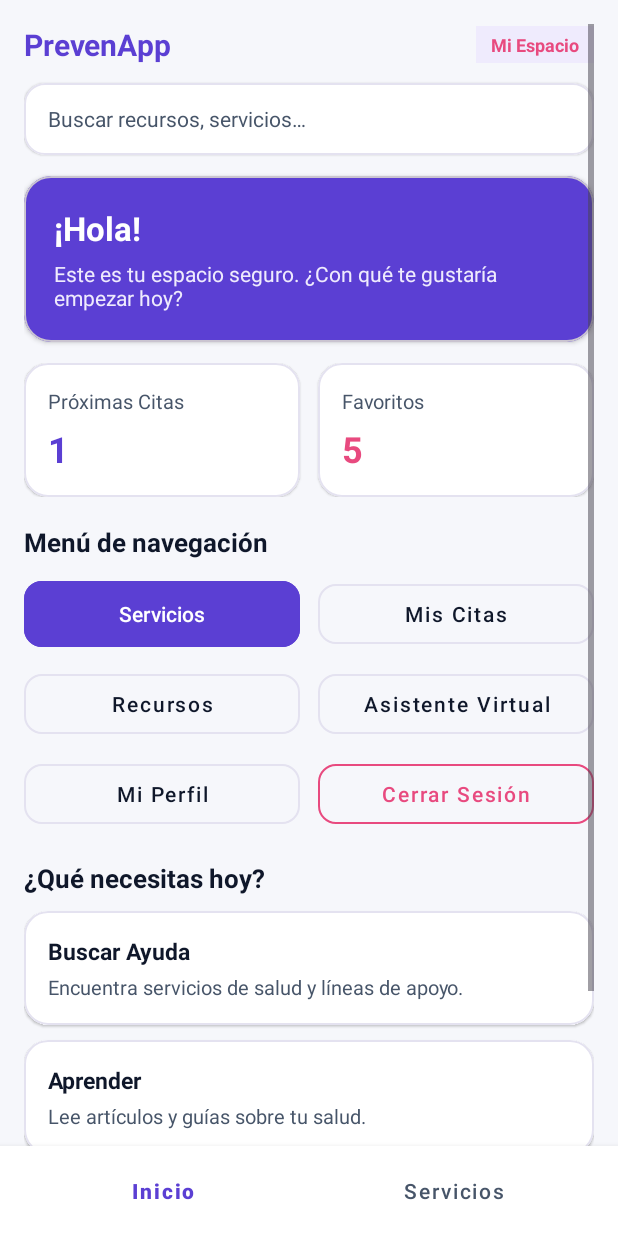
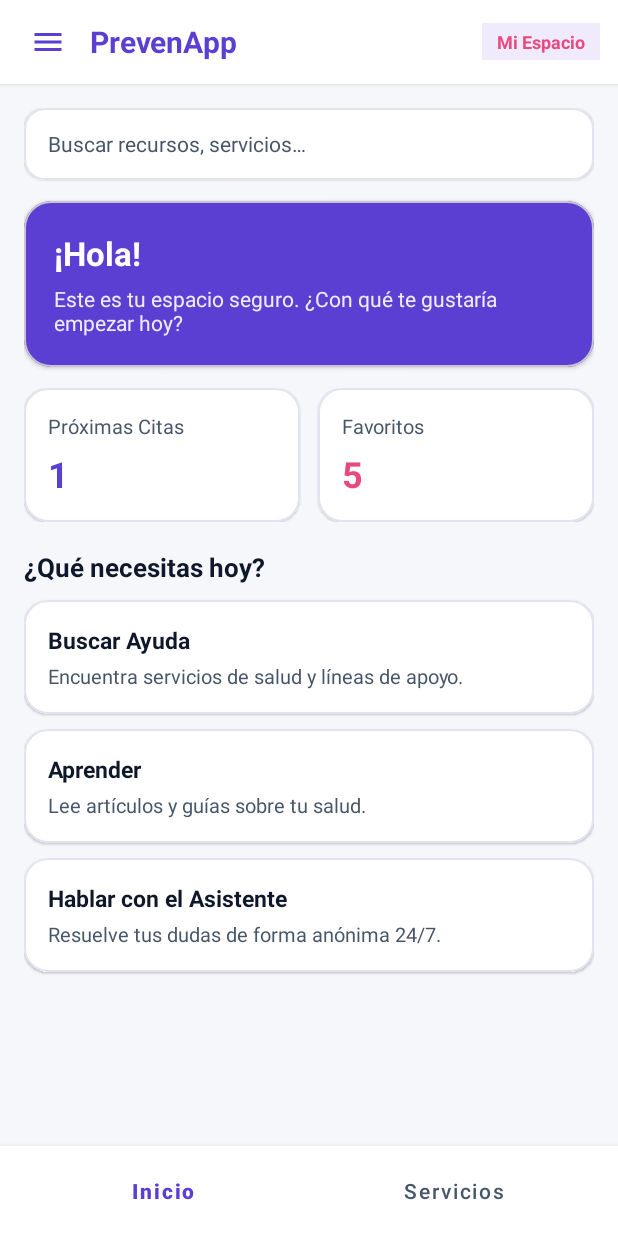
Before and after one commit to sebastian09-999/ProyectoAndroid1, an Android app built with Jetpack Compose: the DashboardUsuarioActivity screen opened directly, with no data from a screen before it, on a phone screen of 412 x 824 dp. Run offline under Robolectric (Android 15) with nearby library versions, the phone set to English and light mode, and no system bars.

Commit message:
Interfaz Usuario

```diff
--- a/app/src/main/java/com/example/prevenapp/DashboardUsuarioActivity.kt
+++ b/app/src/main/java/com/example/prevenapp/DashboardUsuarioActivity.kt
@@ -3,34 +3,40 @@ package com.example.prevenapp
 import android.content.Intent
 import android.os.Bundle
 import android.widget.EditText
+import android.widget.ImageButton
+import android.widget.ScrollView
 import android.widget.TextView
 import android.widget.Toast
+import androidx.activity.OnBackPressedCallback
 import androidx.appcompat.app.AppCompatActivity
+import androidx.core.view.GravityCompat
+import androidx.drawerlayout.widget.DrawerLayout
 import com.google.android.material.button.MaterialButton
 import com.google.android.material.card.MaterialCardView
+import com.google.android.material.navigation.NavigationView
 
 class DashboardUsuarioActivity : AppCompatActivity() {
+
+    private lateinit var drawerLayout: DrawerLayout
 
     override fun onCreate(savedInstanceState: Bundle?) {
         super.onCreate(savedInstanceState)
         setContentView(R.layout.activity_dashboard_usuario)
+
+        drawerLayout = findViewById(R.id.main)
+        val navViewUsuario = findViewById<NavigationView>(R.id.navViewUsuario)
+        val btnMenuHamburguesa = findViewById<ImageButton>(R.id.btnMenuHamburguesa)
+        val scrollDashboard = findViewById<ScrollView>(R.id.scrollDashboard)
 
         val tvBienvenida = findViewById<TextView>(R.id.tvBienvenida)
         val tvCantidadCitas = findViewById<TextView>(R.id.tvCantidadCitas)
         val tvCantidadFavoritos = findViewById<TextView>(R.id.tvCantidadFavoritos)
         val etBuscar = findViewById<EditText>(R.id.etBuscarDashboard)
 
-        // Botones de tu módulo (Servicios)
-        val btnMenuServicios = findViewById<MaterialButton>(R.id.btnMenuServicios)
+        val btnNavInicio = findViewById<MaterialButton>(R.id.btnNavInicio)
         val btnNavServicios = findViewById<MaterialButton>(R.id.btnNavServicios)
+
         val cardBuscarAyuda = findViewById<MaterialCardView>(R.id.cardBuscarAyuda)
-
-        // Botones para tus compañeros
-        val btnMenuMisCitas = findViewById<MaterialButton>(R.id.btnMenuMisCitas)
-        val btnMenuRecursos = findViewById<MaterialButton>(R.id.btnMenuRecursos)
-        val btnMenuAsistente = findViewById<MaterialButton>(R.id.btnMenuAsistente)
-        val btnMenuPerfil = findViewById<MaterialButton>(R.id.btnMenuPerfil)
-        val btnCerrarSesion = findViewById<MaterialButton>(R.id.btnCerrarSesion)
         val cardProximasCitas = findViewById<MaterialCardView>(R.id.cardProximasCitas)
         val cardFavoritos = findViewById<MaterialCardView>(R.id.cardFavoritos)
         val cardAprender = findViewById<MaterialCardView>(R.id.cardAprender)
@@ -39,55 +45,73 @@ class DashboardUsuarioActivity : AppCompatActivity() {
         val nombreUsuario = intent.getStringExtra("NOMBRE_USUARIO")
         if (!nombreUsuario.isNullOrBlank()) {
             tvBienvenida.text = "¡Hola, $nombreUsuario!"
+            val headerView = navViewUsuario.getHeaderView(0)
+            headerView.findViewById<TextView>(R.id.tvDrawerNombreUsuario).text = "¡Hola, $nombreUsuario!"
         }
 
         tvCantidadCitas.text = "1"
         tvCantidadFavoritos.text = "5"
 
-        // --- NAVEGACIÓN A TU MÓDULO DE SERVICIOS ---
+        // Abrir menú lateral al tocar el icono de hamburguesa
+        btnMenuHamburguesa.setOnClickListener {
+            drawerLayout.openDrawer(GravityCompat.START)
+        }
+
+        // Marcar "Inicio" por defecto
+        navViewUsuario.setCheckedItem(R.id.nav_usuario_inicio)
+
         val abrirServicios = {
             startActivity(Intent(this@DashboardUsuarioActivity, ServiciosActivity::class.java))
         }
-        btnMenuServicios.setOnClickListener { abrirServicios() }
+
+        // Eventos del menú lateral vertical izquierdo
+        navViewUsuario.setNavigationItemSelectedListener { menuItem ->
+            when (menuItem.itemId) {
+                R.id.nav_usuario_inicio -> {
+                    scrollDashboard.smoothScrollTo(0, 0)
+                }
+                R.id.nav_usuario_servicios -> {
+                    abrirServicios()
+                }
+                R.id.nav_usuario_citas -> {
+                    Toast.makeText(this, "Módulo Mis Citas (pendiente)", Toast.LENGTH_SHORT).show()
+                }
+                R.id.nav_usuario_recursos -> {
+                    Toast.makeText(this, "Módulo Recursos (pendiente)", Toast.LENGTH_SHORT).show()
+                }
+                R.id.nav_usuario_asistente -> {
+                    Toast.makeText(this, "Módulo Asistente Virtual (pendiente)", Toast.LENGTH_SHORT).show()
+                }
+                R.id.nav_usuario_perfil -> {
+                    Toast.makeText(this, "Módulo Mi Perfil (pendiente)", Toast.LENGTH_SHORT).show()
+                }
+                R.id.nav_usuario_cerrar_sesion -> {
+                    val intent = Intent(this, WelcomeActivity::class.java)
+                    intent.flags = Intent.FLAG_ACTIVITY_NEW_TASK or Intent.FLAG_ACTIVITY_CLEAR_TASK
+                    startActivity(intent)
+                    finish()
+                }
+            }
+            drawerLayout.closeDrawer(GravityCompat.START)
+            true
+        }
+
+        // Barra inferior y tarjetas rápidas
+        btnNavInicio.setOnClickListener { scrollDashboard.smoothScrollTo(0, 0) }
         btnNavServicios.setOnClickListener { abrirServicios() }
         cardBuscarAyuda.setOnClickListener { abrirServicios() }
 
-        // --- MÓDULOS DE TUS COMPAÑEROS (reemplazar Toast por startActivity) ---
-        btnMenuMisCitas.setOnClickListener {
-            Toast.makeText(this, "Módulo Mis Citas (pendiente)", Toast.LENGTH_SHORT).show()
-        }
         cardProximasCitas.setOnClickListener {
             Toast.makeText(this, "Módulo Mis Citas (pendiente)", Toast.LENGTH_SHORT).show()
-        }
-
-        btnMenuRecursos.setOnClickListener {
-            Toast.makeText(this, "Módulo Recursos (pendiente)", Toast.LENGTH_SHORT).show()
         }
         cardAprender.setOnClickListener {
             Toast.makeText(this, "Módulo Aprender / Recursos (pendiente)", Toast.LENGTH_SHORT).show()
         }
-
-        btnMenuAsistente.setOnClickListener {
-            Toast.makeText(this, "Módulo Asistente Virtual (pendiente)", Toast.LENGTH_SHORT).show()
-        }
         cardAsistente.setOnClickListener {
             Toast.makeText(this, "Módulo Asistente Virtual (pendiente)", Toast.LENGTH_SHORT).show()
         }
-
-        btnMenuPerfil.setOnClickListener {
-            Toast.makeText(this, "Módulo Mi Perfil (pendiente)", Toast.LENGTH_SHORT).show()
-        }
-
         cardFavoritos.setOnClickListener {
             Toast.makeText(this, "Módulo Favoritos (pendiente)", Toast.LENGTH_SHORT).show()
-        }
-
-        btnCerrarSesion.setOnClickListener {
-            val intent = Intent(this@DashboardUsuarioActivity, WelcomeActivity::class.java).apply {
-                flags = Intent.FLAG_ACTIVITY_NEW_TASK or Intent.FLAG_ACTIVITY_CLEAR_TASK
-            }
-            startActivity(intent)
-            finish()
         }
 
         // Buscador hacia Servicios
@@ -100,5 +124,17 @@ class DashboardUsuarioActivity : AppCompatActivity() {
             }
             true
         }
+
+        // Cerrar el menú lateral primero si el usuario presiona "Atrás"
+        onBackPressedDispatcher.addCallback(this, object : OnBackPressedCallback(true) {
+            override fun handleOnBackPressed() {
+                if (drawerLayout.isDrawerOpen(GravityCompat.START)) {
+                    drawerLayout.closeDrawer(GravityCompat.START)
+                } else {
+                    isEnabled = false
+                    onBackPressedDispatcher.onBackPressed()
+                }
+            }
+        })
     }
 }
--- /dev/null
+++ b/app/src/main/res/drawable/ic_menu_hamburger.xml
@@ -0,0 +1,9 @@
+<vector xmlns:android="http://schemas.android.com/apk/res/android"
+    android:width="24dp"
+    android:height="24dp"
+    android:viewportWidth="24"
+    android:viewportHeight="24">
+    <path
+        android:fillColor="#000000"
+        android:pathData="M3,18h18v-2H3v2zM3,13h18v-2H3v2zM3,6v2h18V6H3z" />
+</vector>
--- a/app/src/main/res/layout/activity_dashboard_usuario.xml
+++ b/app/src/main/res/layout/activity_dashboard_usuario.xml
@@ -1,40 +1,47 @@
 <?xml version="1.0" encoding="utf-8"?>
-<androidx.constraintlayout.widget.ConstraintLayout xmlns:android="http://schemas.android.com/apk/res/android"
+<androidx.drawerlayout.widget.DrawerLayout xmlns:android="http://schemas.android.com/apk/res/android"
     xmlns:app="http://schemas.android.com/apk/res-auto"
     xmlns:tools="http://schemas.android.com/tools"
     android:id="@+id/main"
     android:layout_width="match_parent"
     android:layout_height="match_parent"
     android:background="@color/bg_light"
+    android:fitsSystemWindows="true"
     tools:context=".DashboardUsuarioActivity">
 
-    <ScrollView
-        android:id="@+id/scrollDashboard"
+    <!-- CONTENIDO PRINCIPAL -->
+    <androidx.constraintlayout.widget.ConstraintLayout
+        android:layout_width="match_parent"
+        android:layout_height="match_parent">
+
+        <!-- Barra superior con icono de hamburguesa -->
+        <LinearLayout
+            android:id="@+id/topBarUsuario"
             android:layout_width="0dp"
-        android:layout_height="0dp"
-        android:clipToPadding="false"
-        android:padding="16dp"
-        app:layout_constraintBottom_toTopOf="@+id/bottomNavUsuario"
+            android:layout_height="56dp"
+            android:background="@color/surface_white"
+            android:elevation="2dp"
+            android:gravity="center_vertical"
+            android:orientation="horizontal"
+            android:paddingHorizontal="12dp"
             app:layout_constraintEnd_toEndOf="parent"
             app:layout_constraintStart_toStartOf="parent"
             app:layout_constraintTop_toTopOf="parent">
 
-        <LinearLayout
-            android:layout_width="match_parent"
-            android:layout_height="wrap_content"
-            android:orientation="vertical">
-
-            <!-- Marca PrevenApp / Mi Espacio -->
-            <LinearLayout
-                android:layout_width="match_parent"
-                android:layout_height="wrap_content"
-                android:layout_marginBottom="12dp"
-                android:gravity="center_vertical"
-                android:orientation="horizontal">
+            <ImageButton
+                android:id="@+id/btnMenuHamburguesa"
+                android:layout_width="40dp"
+                android:layout_height="40dp"
+                android:background="?attr/selectableItemBackgroundBorderless"
+                android:contentDescription="Abrir menú"
+                android:padding="8dp"
+                android:src="@drawable/ic_menu_hamburger"
+                app:tint="@color/purple_primary" />
 
             <TextView
                 android:layout_width="0dp"
                 android:layout_height="wrap_content"
+                android:layout_marginStart="8dp"
                 android:layout_weight="1"
                 android:text="@string/app_name"
                 android:textColor="@color/purple_primary"
@@ -52,6 +59,22 @@
                 android:textSize="12sp"
                 android:textStyle="bold" />
         </LinearLayout>
+
+        <ScrollView
+            android:id="@+id/scrollDashboard"
+            android:layout_width="0dp"
+            android:layout_height="0dp"
+            android:clipToPadding="false"
+            android:padding="16dp"
+            app:layout_constraintBottom_toTopOf="@+id/bottomNavUsuario"
+            app:layout_constraintEnd_toEndOf="parent"
+            app:layout_constraintStart_toStartOf="parent"
+            app:layout_constraintTop_toBottomOf="@+id/topBarUsuario">
+
+            <LinearLayout
+                android:layout_width="match_parent"
+                android:layout_height="wrap_content"
+                android:orientation="vertical">
 
                 <!-- Buscador superior -->
                 <com.google.android.material.card.MaterialCardView
@@ -195,117 +218,6 @@
                     </com.google.android.material.card.MaterialCardView>
                 </LinearLayout>
 
-            <!-- Botones del menú lateral web adaptados a móvil -->
-            <TextView
-                android:layout_width="wrap_content"
-                android:layout_height="wrap_content"
-                android:layout_marginBottom="10dp"
-                android:text="@string/section_menu"
-                android:textColor="@color/text_primary"
-                android:textSize="17sp"
-                android:textStyle="bold" />
-
-            <!-- Fila 1: Servicios (Tuyo) y Mis Citas (Compañeros) -->
-            <LinearLayout
-                android:layout_width="match_parent"
-                android:layout_height="wrap_content"
-                android:layout_marginBottom="8dp"
-                android:orientation="horizontal">
-
-                <com.google.android.material.button.MaterialButton
-                    android:id="@+id/btnMenuServicios"
-                    android:layout_width="0dp"
-                    android:layout_height="52dp"
-                    android:layout_marginEnd="6dp"
-                    android:layout_weight="1"
-                    android:backgroundTint="@color/purple_primary"
-                    android:text="@string/nav_servicios"
-                    android:textAllCaps="false"
-                    android:textColor="@color/surface_white"
-                    app:cornerRadius="12dp" />
-
-                <com.google.android.material.button.MaterialButton
-                    android:id="@+id/btnMenuMisCitas"
-                    style="@style/Widget.MaterialComponents.Button.OutlinedButton"
-                    android:layout_width="0dp"
-                    android:layout_height="52dp"
-                    android:layout_marginStart="6dp"
-                    android:layout_weight="1"
-                    android:text="@string/nav_mis_citas"
-                    android:textAllCaps="false"
-                    android:textColor="@color/text_primary"
-                    app:cornerRadius="12dp"
-                    app:strokeColor="@color/border_subtle" />
-            </LinearLayout>
-
-            <!-- Fila 2: Recursos y Asistente Virtual (Compañeros) -->
-            <LinearLayout
-                android:layout_width="match_parent"
-                android:layout_height="wrap_content"
-                android:layout_marginBottom="8dp"
-                android:orientation="horizontal">
-
-                <com.google.android.material.button.MaterialButton
-                    android:id="@+id/btnMenuRecursos"
-                    style="@style/Widget.MaterialComponents.Button.OutlinedButton"
-                    android:layout_width="0dp"
-                    android:layout_height="52dp"
-                    android:layout_marginEnd="6dp"
-                    android:layout_weight="1"
-                    android:text="@string/nav_recursos"
-                    android:textAllCaps="false"
-                    android:textColor="@color/text_primary"
-                    app:cornerRadius="12dp"
-                    app:strokeColor="@color/border_subtle" />
-
-                <com.google.android.material.button.MaterialButton
-                    android:id="@+id/btnMenuAsistente"
-                    style="@style/Widget.MaterialComponents.Button.OutlinedButton"
-                    android:layout_width="0dp"
-                    android:layout_height="52dp"
-                    android:layout_marginStart="6dp"
-                    android:layout_weight="1"
-                    android:text="@string/nav_asistente"
-                    android:textAllCaps="false"
-                    android:textColor="@color/text_primary"
-                    app:cornerRadius="12dp"
-                    app:strokeColor="@color/border_subtle" />
-            </LinearLayout>
-
-            <!-- Fila 3: Mi Perfil y Cerrar Sesión (Compañeros) -->
-            <LinearLayout
-                android:layout_width="match_parent"
-                android:layout_height="wrap_content"
-                android:layout_marginBottom="18dp"
-                android:orientation="horizontal">
-
-                <com.google.android.material.button.MaterialButton
-                    android:id="@+id/btnMenuPerfil"
-                    style="@style/Widget.MaterialComponents.Button.OutlinedButton"
-                    android:layout_width="0dp"
-                    android:layout_height="52dp"
-                    android:layout_marginEnd="6dp"
-                    android:layout_weight="1"
-                    android:text="@string/nav_mi_perfil"
-                    android:textAllCaps="false"
-                    android:textColor="@color/text_primary"
-                    app:cornerRadius="12dp"
-                    app:strokeColor="@color/border_subtle" />
-
-                <com.google.android.material.button.MaterialButton
-                    android:id="@+id/btnCerrarSesion"
-                    style="@style/Widget.MaterialComponents.Button.OutlinedButton"
-                    android:layout_width="0dp"
-                    android:layout_height="52dp"
-                    android:layout_marginStart="6dp"
-                    android:layout_weight="1"
-                    android:text="@string/nav_cerrar_sesion"
-                    android:textAllCaps="false"
-                    android:textColor="@color/accent_rose"
-                    app:cornerRadius="12dp"
-                    app:strokeColor="@color/accent_rose" />
-            </LinearLayout>
-
                 <!-- Sección ¿Qué necesitas hoy? -->
                 <TextView
                     android:layout_width="wrap_content"
@@ -316,7 +228,7 @@
                     android:textSize="17sp"
                     android:textStyle="bold" />
 
-            <!-- Tarjeta 1: Buscar Ayuda -> abre tu pantalla Servicios -->
+                <!-- Tarjeta 1: Buscar Ayuda -->
                 <com.google.android.material.card.MaterialCardView
                     android:id="@+id/cardBuscarAyuda"
                     android:layout_width="match_parent"
@@ -352,7 +264,7 @@
                     </LinearLayout>
                 </com.google.android.material.card.MaterialCardView>
 
-            <!-- Tarjeta 2: Aprender (Compañeros) -->
+                <!-- Tarjeta 2: Aprender -->
                 <com.google.android.material.card.MaterialCardView
                     android:id="@+id/cardAprender"
                     android:layout_width="match_parent"
@@ -388,7 +300,7 @@
                     </LinearLayout>
                 </com.google.android.material.card.MaterialCardView>
 
-            <!-- Tarjeta 3: Hablar con el Asistente (Compañeros) -->
+                <!-- Tarjeta 3: Hablar con el Asistente -->
                 <com.google.android.material.card.MaterialCardView
                     android:id="@+id/cardAsistente"
                     android:layout_width="match_parent"
@@ -462,3 +374,18 @@
         </LinearLayout>
 
     </androidx.constraintlayout.widget.ConstraintLayout>
+
+    <!-- MENÚ VERTICAL LATERAL IZQUIERDO -->
+    <com.google.android.material.navigation.NavigationView
+        android:id="@+id/navViewUsuario"
+        android:layout_width="wrap_content"
+        android:layout_height="match_parent"
+        android:layout_gravity="start"
+        android:background="@color/surface_white"
+        android:fitsSystemWindows="true"
+        app:headerLayout="@layout/nav_header_usuario"
+        app:itemIconTint="@color/purple_primary"
+        app:itemTextColor="@color/text_primary"
+        app:menu="@menu/menu_drawer_usuario" />
+
+</androidx.drawerlayout.widget.DrawerLayout>
--- /dev/null
+++ b/app/src/main/res/layout/nav_header_usuario.xml
@@ -0,0 +1,35 @@
+<?xml version="1.0" encoding="utf-8"?>
+<LinearLayout xmlns:android="http://schemas.android.com/apk/res/android"
+    android:layout_width="match_parent"
+    android:layout_height="170dp"
+    android:background="@color/purple_primary"
+    android:gravity="bottom"
+    android:orientation="vertical"
+    android:padding="20dp">
+
+    <TextView
+        android:layout_width="wrap_content"
+        android:layout_height="wrap_content"
+        android:text="@string/app_name"
+        android:textColor="@color/surface_white"
+        android:textSize="20sp"
+        android:textStyle="bold" />
+
+    <TextView
+        android:id="@+id/tvDrawerNombreUsuario"
+        android:layout_width="wrap_content"
+        android:layout_height="wrap_content"
+        android:layout_marginTop="6dp"
+        android:text="@string/welcome_title"
+        android:textColor="@color/purple_soft"
+        android:textSize="14sp"
+        android:textStyle="bold" />
+
+    <TextView
+        android:layout_width="wrap_content"
+        android:layout_height="wrap_content"
+        android:layout_marginTop="2dp"
+        android:text="@string/subtitulo_espacio"
+        android:textColor="@color/purple_soft"
+        android:textSize="12sp" />
+</LinearLayout>
--- /dev/null
+++ b/app/src/main/res/menu/menu_drawer_usuario.xml
@@ -0,0 +1,45 @@
+<?xml version="1.0" encoding="utf-8"?>
+<menu xmlns:android="http://schemas.android.com/apk/res/android">
+
+    <group android:checkableBehavior="single">
+        <item
+            android:id="@+id/nav_usuario_inicio"
+            android:icon="@android:drawable/ic_menu_compass"
+            android:title="@string/nav_inicio" />
+
+        <item
+            android:id="@+id/nav_usuario_servicios"
+            android:icon="@android:drawable/ic_menu_search"
+            android:title="@string/nav_servicios" />
+
+        <item
+            android:id="@+id/nav_usuario_citas"
+            android:icon="@android:drawable/ic_menu_my_calendar"
+            android:title="@string/nav_mis_citas" />
+
+        <item
+            android:id="@+id/nav_usuario_recursos"
+            android:icon="@android:drawable/ic_menu_agenda"
+            android:title="@string/nav_recursos" />
+
+        <item
+            android:id="@+id/nav_usuario_asistente"
+            android:icon="@android:drawable/ic_menu_help"
+            android:title="@string/nav_asistente" />
+
+        <item
+            android:id="@+id/nav_usuario_perfil"
+            android:icon="@android:drawable/ic_menu_myplaces"
+            android:title="@string/nav_mi_perfil" />
+    </group>
+
+    <item android:title="Cuenta">
+        <menu>
+            <item
+                android:id="@+id/nav_usuario_cerrar_sesion"
+                android:icon="@android:drawable/ic_lock_power_off"
+                android:title="@string/nav_cerrar_sesion" />
+        </menu>
+    </item>
+
+</menu>
--- a/gradle/libs.versions.toml
+++ b/gradle/libs.versions.toml
@@ -10,6 +10,7 @@ material = "1.12.0"
 activity = "1.10.0"
 constraintlayout = "2.2.0"
 composeBom = "2024.10.01"
+lifecycleViewModelCompose = "2.8.7"
 navigationCompose = "2.8.5"
 
 [libraries]
```
Lines whose indentation alone changed are shown as unchanged.
